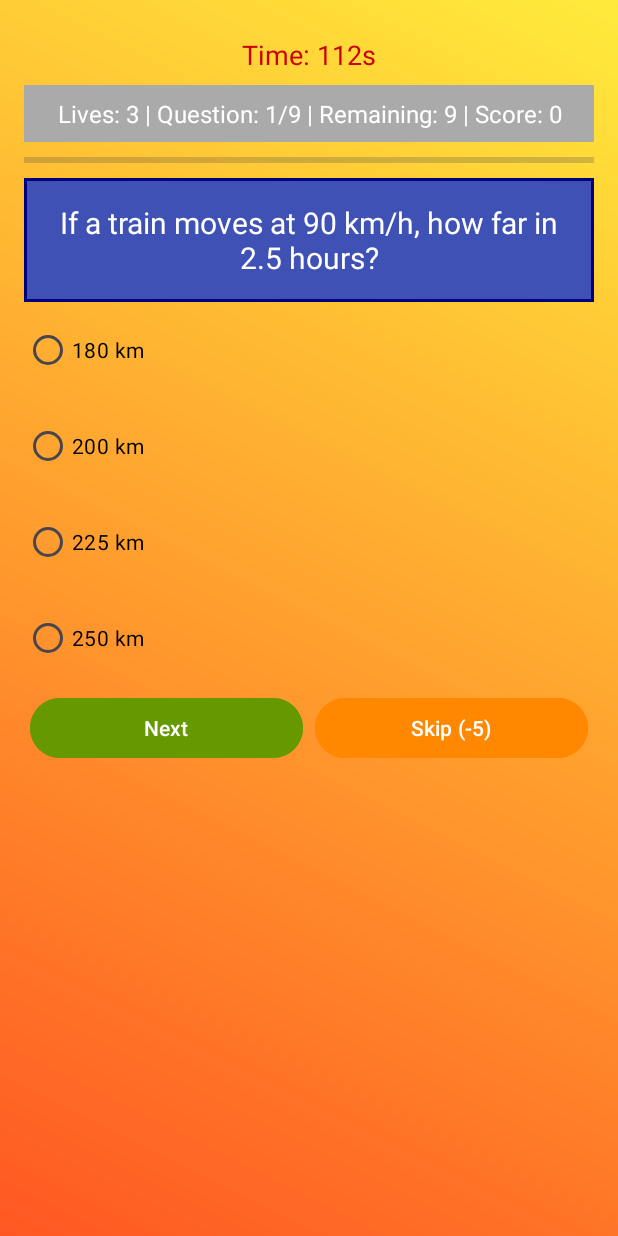
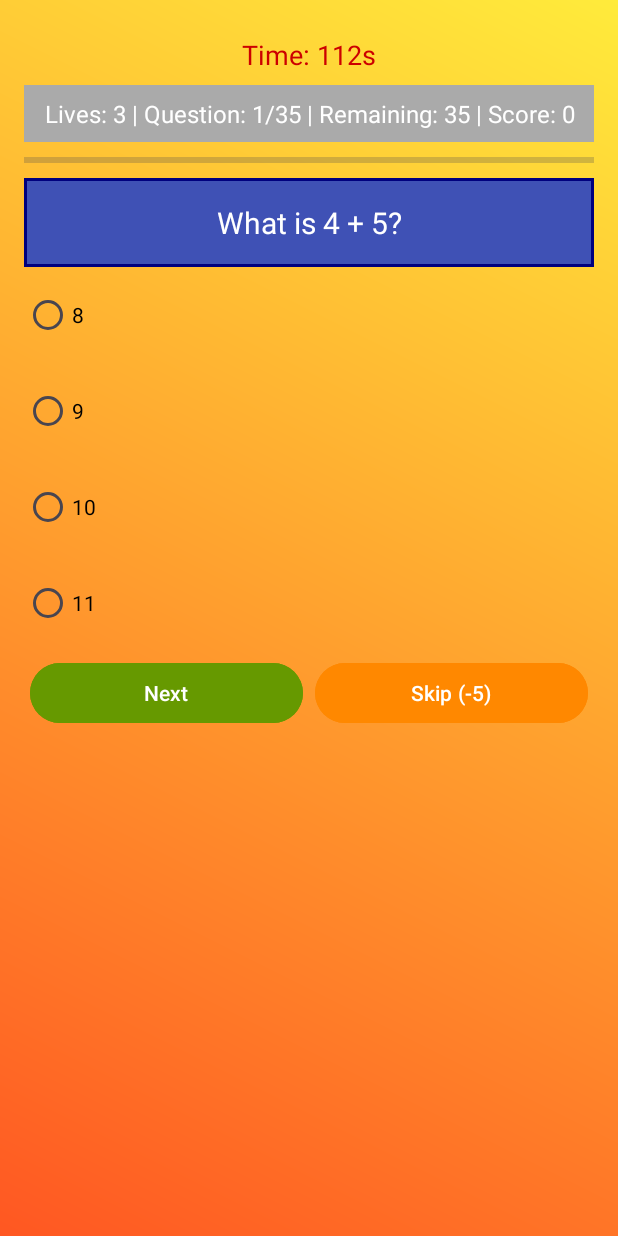
Before and after one commit to k-aghakhani/IQ-Quest, an Android app: the screen it shows after launch (MainActivity), on a phone screen of 412 x 824 dp. Run offline under Robolectric (Android 15) with nearby library versions, the phone set to English and light mode, and no system bars.

Commit message:
Increasing questions to 35

```diff
--- a/app/src/main/java/com/aghakhani/iq_quest/MainActivity.java
+++ b/app/src/main/java/com/aghakhani/iq_quest/MainActivity.java
@@ -32,15 +32,46 @@ public class MainActivity extends AppCompatActivity {
 
     // Array of questions: {question, option1, option2, option3, option4, correctAnswer}
     private String[][] questions = {
-            {"What is 5 + 3?", "6", "7", "8", "9", "8"},
-            {"Which is a fruit?", "Carrot", "Potato", "Apple", "Onion", "Apple"},
-            {"How many legs does a cat have?", "2", "3", "4", "5", "4"},
-            {"What is 12 / 4?", "2", "3", "4", "6", "3"},
-            {"What color is an emerald?", "Red", "Green", "Blue", "Yellow", "Green"},
-            {"Who wrote 'Hamlet'?", "Shakespeare", "Dickens", "Hemingway", "Tolkien", "Shakespeare"},
-            {"Find the missing number: 2, 6, 12, 20, ?", "28", "30", "32", "36", "30"},
-            {"What comes next: A, C, E, G, ?", "H", "I", "J", "K", "I"},
-            {"If a train moves at 90 km/h, how far in 2.5 hours?", "180 km", "200 km", "225 km", "250 km", "225 km"}
+            // Easy Level (15 Questions)
+            {"What is 2 + 2?", "3", "4", "5", "6", "4"},
+            {"Which animal is a pet?", "Lion", "Dog", "Tiger", "Bear", "Dog"},
+            {"How many days in a week?", "5", "6", "7", "8", "7"},
+            {"What is 10 - 4?", "5", "6", "7", "8", "6"},
+            {"What color is the sky?", "Red", "Green", "Blue", "Yellow", "Blue"},
+            {"Which is a number?", "Apple", "Three", "Cat", "Tree", "Three"},
+            {"How many fingers on one hand?", "4", "5", "6", "7", "5"},
+            {"What is 3 × 2?", "5", "6", "7", "8", "6"},
+            {"Which is a bird?", "Cat", "Dog", "Sparrow", "Fish", "Sparrow"},
+            {"What comes after Monday?", "Sunday", "Tuesday", "Wednesday", "Friday", "Tuesday"},
+            {"What is 15 - 5?", "8", "9", "10", "11", "10"},
+            {"Which is a shape?", "Car", "Circle", "Book", "Chair", "Circle"},
+            {"How many wheels on a car?", "2", "3", "4", "5", "4"},
+            {"What is 4 + 5?", "8", "9", "10", "11", "9"},
+            {"Which is a fruit?", "Stone", "Banana", "Table", "Shoe", "Banana"},
+
+            // Medium Level (10 Questions)
+            {"What is 7 × 3?", "20", "21", "22", "23", "21"},
+            {"What comes next: 1, 3, 5, 7, ?", "8", "9", "10", "11", "9"},
+            {"Which is the smallest?", "10", "5", "15", "20", "5"},
+            {"If today is Wednesday, what day is it in 2 days?", "Tuesday", "Thursday", "Friday", "Saturday", "Friday"},
+            {"What is 20 ÷ 4?", "4", "5", "6", "7", "5"},
+            {"Which planet is closest to the Sun?", "Earth", "Mars", "Mercury", "Venus", "Mercury"},
+            {"What is 12 + 8?", "18", "19", "20", "21", "20"},
+            {"Find the odd one out: 2, 4, 6, 8, 9", "2", "4", "6", "9", "9"},
+            {"How many months have 31 days?", "10", "11", "12", "7", "7"},
+            {"What is 50 - 15?", "33", "34", "35", "36", "35"},
+
+            // Hard Level (10 Questions)
+            {"What is 15 × 4?", "50", "55", "60", "65", "60"},
+            {"What comes next: 1, 4, 9, 16, ?", "20", "25", "30", "36", "25"},
+            {"If a car travels 60 km/h, how far in 3 hours?", "160 km", "180 km", "200 km", "240 km", "180 km"},
+            {"Which number is missing: 3, 6, 12, ?, 48", "18", "24", "30", "36", "24"},
+            {"What is 72 ÷ 9?", "7", "8", "9", "10", "8"},
+            {"If 5x = 25, what is x?", "4", "5", "6", "7", "5"},
+            {"What comes next: J, F, M, A, ?", "M", "J", "S", "N", "M"},
+            {"How many sides does a hexagon have?", "5", "6", "7", "8", "6"},
+            {"What is 13 squared?", "149", "159", "169", "179", "169"},
+            {"If a clock shows 3:00 now, what time in 5 hours?", "7:00", "8:00", "9:00", "10:00", "8:00"}
     };
 
     private int currentQuestionIndex = 0; // Tracks the current question
```
